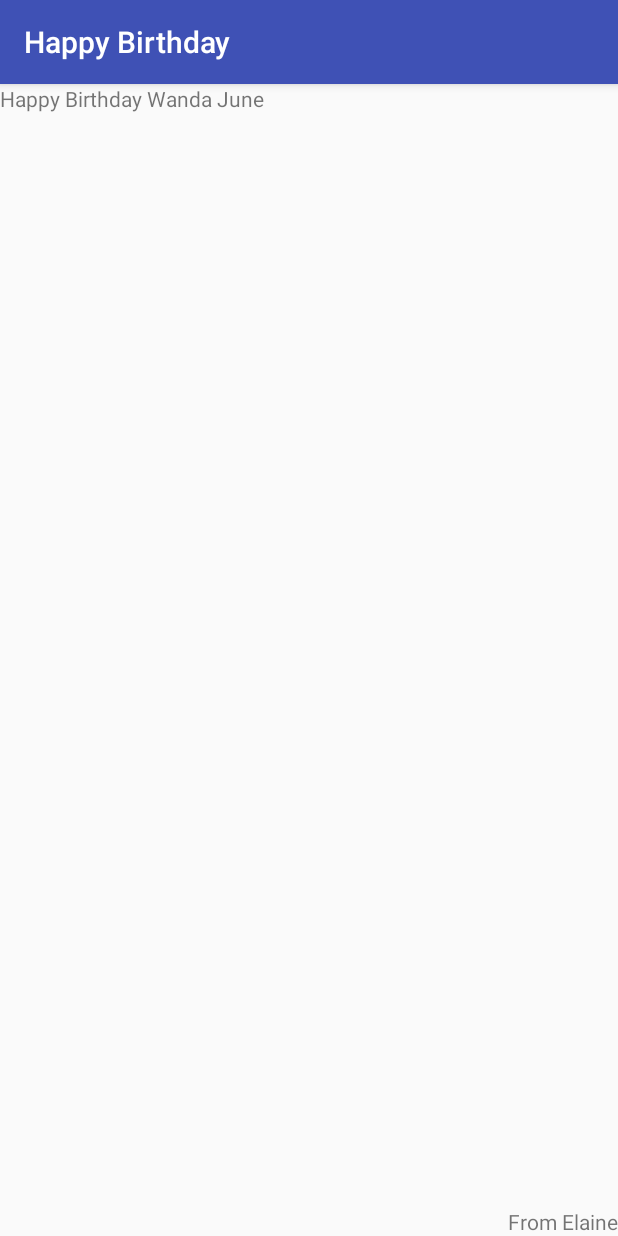
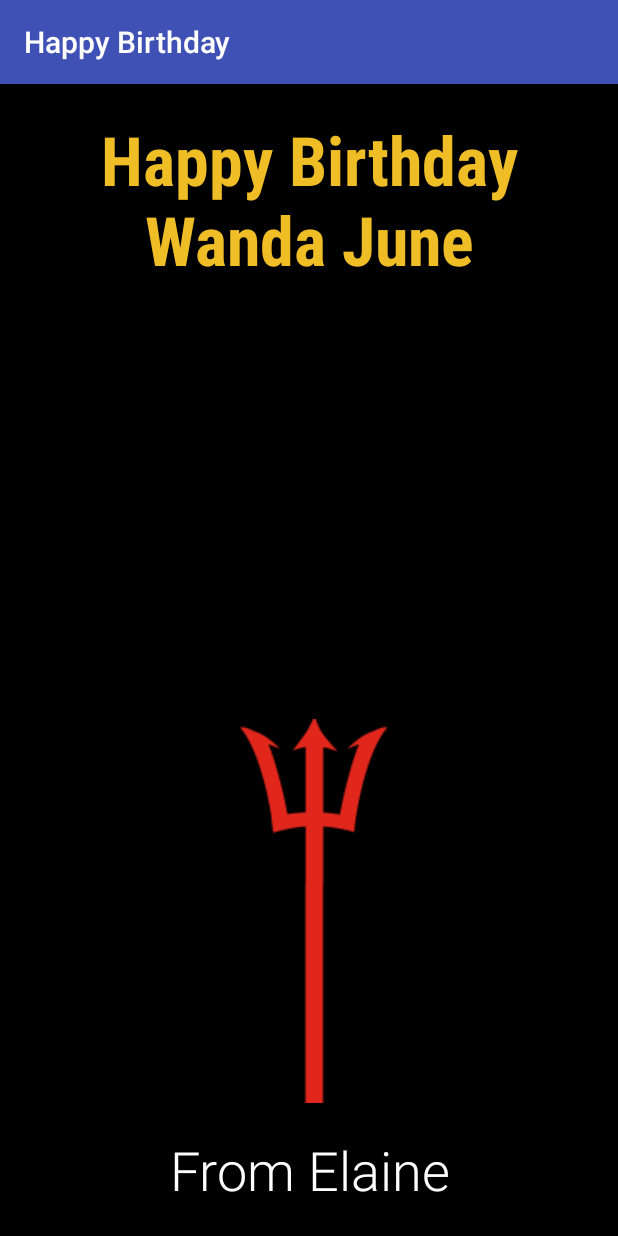
Before and after one commit to ethomas12/happy-birthday-wanda-june, an Android app: the screen it shows after launch (MainActivity), on a phone screen of 412 x 824 dp. Run offline under Robolectric (Android 15) with nearby library versions, the phone set to English and light mode, and no system bars.

Commit message:
added TextViews & ImageView on a RelativeLayout

```diff
--- a/app/src/main/res/layout/activity_main.xml
+++ b/app/src/main/res/layout/activity_main.xml
@@ -3,23 +3,53 @@
     xmlns:tools="http://schemas.android.com/tools"
     android:layout_width="match_parent"
     android:layout_height="match_parent"
-    tools:context="com.example.android.happybirthday.MainActivity">
+    tools:context="com.example.android.happybirthday.MainActivity"
+    android:background="#000000">
 
+        <RelativeLayout
+            xmlns:android="http://schemas.android.com/apk/res/android"
+            xmlns:tools="http://schemas.android.com/tools"
+            android:layout_width="match_parent"
+            android:layout_height="match_parent"
+            tools:context=".MainActivity"
+            >
 
-    <RelativeLayout xmlns:android="http://schemas.android.com/apk/res/android"
-        xmlns:tools="http://schemas.android.com/tools" android:layout_width="match_parent"
-        android:layout_height="match_parent"
-        tools:context=".MainActivity">
+            <ImageView
+                android:layout_width="match_parent"
+                android:layout_height="256dp"
+                android:layout_above="@+id/textView"
+                android:layout_alignParentLeft="true"
+                android:layout_alignParentStart="true"
+                android:scaleType="center"
+                android:src="@drawable/trident" />
 
-        <TextView android:text="Happy Birthday Wanda June" android:layout_width="wrap_content"
-            android:layout_height="wrap_content" />
+            <TextView
+                android:text="Happy Birthday Wanda June"
+                android:layout_width="wrap_content"
+                android:layout_height="wrap_content"
+                android:textSize="45sp"
+                android:textColor="#efbd26"
+                android:padding="20dp"
+                android:fontFamily="sans-serif-condensed"
+                android:textStyle="bold"
+                android:gravity="center"
+                />
 
-        <TextView android:text="From Elaine" android:layout_width="wrap_content"
-            android:layout_height="wrap_content"
-            android:layout_alignParentBottom="true"
-            android:layout_alignParentEnd="true"
-            android:layout_alignParentRight="true" />
+            <TextView
+                android:text="From Elaine"
+                android:layout_width="match_parent"
+                android:layout_height="wrap_content"
+                android:layout_alignParentBottom="true"
+                android:layout_alignParentEnd="true"
+                android:layout_alignParentRight="true"
+                android:textColor="@android:color/white"
+                android:textSize="36sp"
+                android:padding="20dp"
+                android:fontFamily="sans-serif-light"
+                android:id="@+id/textView"
+                android:gravity="center"
+                />
 
-    </RelativeLayout>
+        </RelativeLayout>
 
-</android.support.constraint.ConstraintLayout>
+    </android.support.constraint.ConstraintLayout>
```
Also changed, not shown: app/src/main/res/drawable/trident.png (added).
